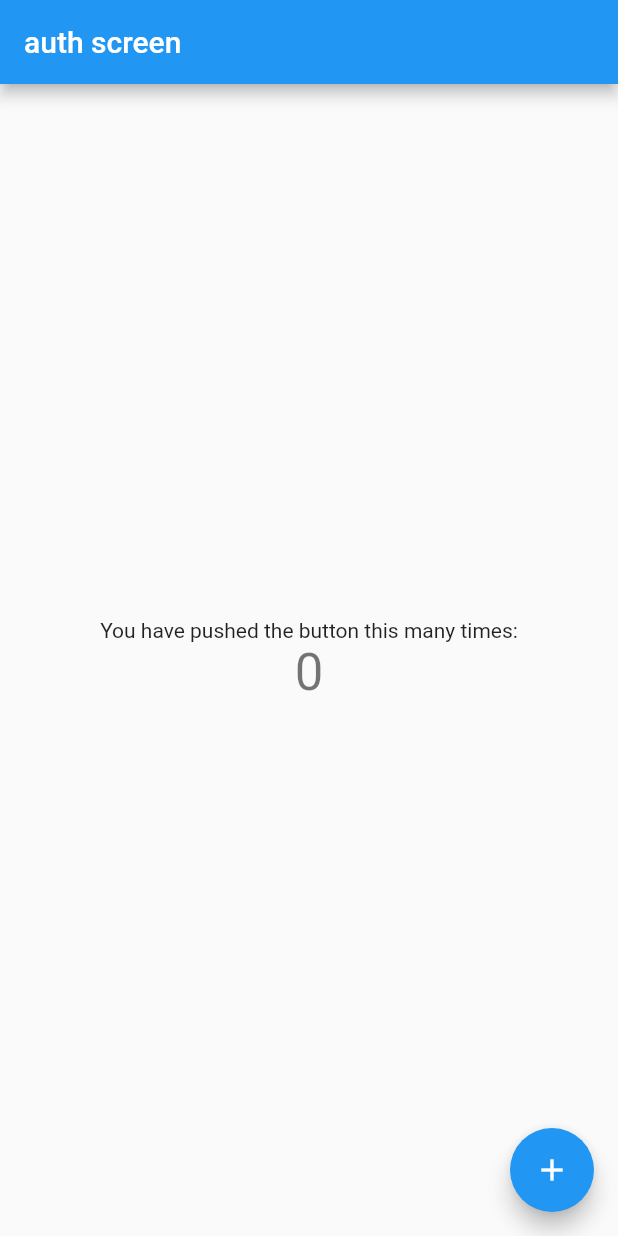
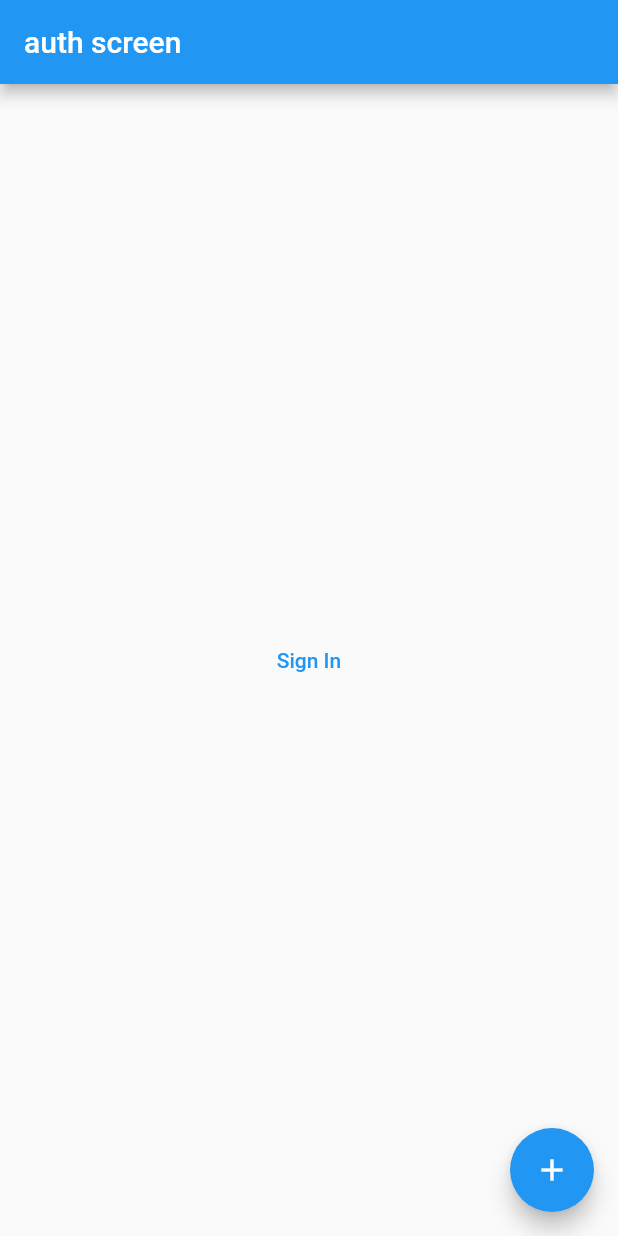
Before and after one commit to redfieldchristabel/auth_management, a Flutter app: the screen it shows after launch, after a tap on the "add" icon, on a phone screen of 412 x 824 dp. Run offline on Flutter 3.47's test engine with Material 2 defaults, Android fonts, the phone set to English and light mode, and no system bars; our stand-ins replace firebase_auth, firebase_core, flutter_riverpod, google_sign_in, isar, riverpod_annotation and 1 more; missing offline and left inert: flutter_facebook_auth, oauth2; accounts and stored records are empty; generated files the repository leaves out were written again; network calls fail.

Commit message:
add new auth function

```diff
--- a/example/lib/main.dart
+++ b/example/lib/main.dart
@@ -1,13 +1,20 @@
 import 'package:auth_management/models/base_user.dart';
 import 'package:auth_management/services/base_auth_service.dart';
 import 'package:auth_management/widgets/auth_screen_handler.dart';
-import 'package:example/models/user.dart';
+import 'package:example/models/example_user.dart';
 import 'package:example/services/auth_service.dart';
+import 'package:firebase_core/firebase_core.dart';
 import 'package:flutter/material.dart';
 import 'package:flutter_riverpod/flutter_riverpod.dart';
 
+import 'firebase_options.dart';
+
 Future<void> main() async {
-  await BaseAuthService.initialize(UserSchema);
+  WidgetsFlutterBinding.ensureInitialized();
+  await Firebase.initializeApp(
+    options: DefaultFirebaseOptions.currentPlatform,
+  );
+  await BaseAuthService.initialize(ExampleUserSchema);
   runApp(const ProviderScope(child: MyApp()));
 }
 
@@ -31,14 +38,16 @@ class MyApp extends StatelessWidget {
           // is not restarted.
           primarySwatch: Colors.blue,
         ),
-        home: AuthScreenHandler<User>(
+        home: AuthScreenHandler<ExampleUser>(
           authService: authService,
           authScreen: const MyHomePage(
             title: 'auth screen',
           ),
-          afterAuthScreen: const MyHomePage(
-            title: 'After auth screen',
-          ),
+          afterAuthScreen: Consumer(builder: (context, ref, _) {
+            return MyHomePage(
+              title: ref.watch(userProvider)?.username ?? " Tidak direkod",
+            );
+          }),
         ));
   }
 }
@@ -98,35 +107,13 @@ class _MyHomePageState extends ConsumerState<MyHomePage> {
       body: Center(
         // Center is a layout widget. It takes a single child and positions it
         // in the middle of the parent.
-        child: Column(
-          // Column is also a layout widget. It takes a list of children and
-          // arranges them vertically. By default, it sizes itself to fit its
-          // children horizontally, and tries to be as tall as its parent.
-          //
-          // Invoke "debug painting" (press "p" in the console, choose the
-          // "Toggle Debug Paint" action from the Flutter Inspector in Android
-          // Studio, or the "Toggle Debug Paint" command in Visual Studio Code)
-          // to see the wireframe for each widget.
-          //
-          // Column has various properties to control how it sizes itself and
-          // how it positions its children. Here we use mainAxisAlignment to
-          // center the children vertically; the main axis here is the vertical
-          // axis because Columns are vertical (the cross axis would be
-          // horizontal).
-          mainAxisAlignment: MainAxisAlignment.center,
-          children: <Widget>[
-            const Text(
-              'You have pushed the button this many times:',
-            ),
-            Text(
-              '$_counter',
-              style: Theme.of(context).textTheme.headlineMedium,
-            ),
-          ],
+        child: TextButton(
+          onPressed: authService.firebaseAuth.signInAnonymously,
+          child: const Text("Sign In"),
         ),
       ),
       floatingActionButton: FloatingActionButton(
-        onPressed: authService.signIn,
+        onPressed: authService.signOut,
         tooltip: 'Increment',
         child: const Icon(Icons.add),
       ), // This trailing comma makes auto-formatting nicer for build methods.
--- a/example/lib/models/user.dart
+++ b/example/lib/models/example_user.dart
@@ -5,35 +5,32 @@ import 'package:isar/isar.dart';
 import 'package:riverpod_annotation/riverpod_annotation.dart';
 import 'package:json_annotation/json_annotation.dart';
 
-part 'user.g.dart';
+part 'example_user.g.dart';
 
 @JsonSerializable()
 @collection
-class User extends BaseUser{
-
-  User(
+class ExampleUser extends BaseUser {
+  ExampleUser(
       {required super.id, required super.username, required super.email});
-
 
   /// A necessary factory constructor for creating a new User instance
   /// from a map. Pass the map to the generated `_$UserFromJson()` constructor.
   /// The constructor is named after the source class, in this case, User.
-  factory User.fromJson(Map<String, dynamic> json) => _$UserFromJson(json);
+  factory ExampleUser.fromJson(Map<String, dynamic> json) =>
+      _$ExampleUserFromJson(json);
 
   /// `toJson` is the convention for a class to declare support for serialization
   /// to JSON. The implementation simply calls the private, generated
   /// helper method `_$UserToJson`.
-  Map<String, dynamic> toJson() => _$UserToJson(this);
+  Map<String, dynamic> toJson() => _$ExampleUserToJson(this);
 
   String toJsonRaw() => json.encode(toJson());
 
-  factory User.fromJsonRaw(String source) => User.fromJson(json.decode(source));
-
-
-
+  factory ExampleUser.fromJsonRaw(String source) =>
+      ExampleUser.fromJson(json.decode(source));
 }
 
 @riverpod
-User? user(UserRef ref){
-  return ref.watch(userNotifierProvider) as User?;
+ExampleUser? user(UserRef ref) {
+  return ref.watch(userNotifierProvider) as ExampleUser?;
 }
--- a/example/lib/services/auth_service.dart
+++ b/example/lib/services/auth_service.dart
@@ -1,17 +1,25 @@
 import 'package:auth_management/services/base_auth_service.dart';
-import 'package:example/models/user.dart';
+import 'package:auth_management/services/firebase_auth_service.dart';
+import 'package:example/models/example_user.dart';
+import 'package:firebase_auth/firebase_auth.dart';
 import 'package:isar/isar.dart';
 
-class AuthService extends BaseAuthService<User> {
+class AuthService extends BaseAuthService<ExampleUser>
+    with FirebaseAuthService<ExampleUser> {
   Isar get isar => BaseAuthService.isar;
 
   @override
-  Future<void> signIn() async {
-    addUserToCurrentAuth(User(id: '0', username: 'username', email: 'email'));
-  }
+  IsarCollection<ExampleUser> get usersIsar => isar.exampleUsers;
 
   @override
-  IsarCollection<User> get usersIsar => isar.users;
+  ExampleUser? userMorph(User? user) {
+    if (user == null) return null;
+    return ExampleUser(
+      id: user.uid,
+      username: user.displayName ?? "No Username",
+      email: user.email ?? "No Email",
+    );
+  }
 }
 
 final AuthService authService = AuthService();
--- a/example/pubspec.yaml
+++ b/example/pubspec.yaml
@@ -44,6 +44,9 @@ dependencies:
   isar: ^3.1.0+1
   isar_flutter_libs: ^3.1.0+1
   oauth2: ^2.0.1
+  firebase_auth: ^4.5.0
+  firebase_core: ^2.11.0
+  google_sign_in: ^6.1.0
 
 dev_dependencies:
   flutter_test:
--- a/lib/auth_management.dart
+++ b/lib/auth_management.dart
@@ -2,3 +2,4 @@ library auth_management;
 
 export 'models/base_user.dart';
 export 'widgets/auth_screen_handler.dart';
+export 'auth_management_exception.dart';
--- a/lib/services/base_auth_service.dart
+++ b/lib/services/base_auth_service.dart
@@ -1,7 +1,6 @@
 import 'dart:io';
 
 import 'package:auth_management/auth_management.dart';
-import 'package:auth_management/auth_management_exception.dart';
 import 'package:flutter/cupertino.dart';
 import 'package:isar/isar.dart';
 import 'package:path_provider/path_provider.dart';
--- a/pubspec.yaml
+++ b/pubspec.yaml
@@ -8,9 +8,13 @@ environment:
   flutter: ">=1.17.0"
 
 dependencies:
+  firebase_auth: ^4.5.0
+  firebase_core: ^2.11.0
   flutter:
     sdk: flutter
+  flutter_facebook_auth: ^5.0.10
   flutter_riverpod: ^2.3.6
+  google_sign_in: ^6.1.0
   http: ^0.13.6
   isar: ^3.1.0+1
   isar_flutter_libs: ^3.1.0+1
```
Also changed, not shown: lib/services/firebase_auth_service.dart (added, +135 -0 lines), example/lib/firebase_options.dart (added), example/lib/models/example_user.g.dart (added), example/pubspec.lock, 32 other files.
